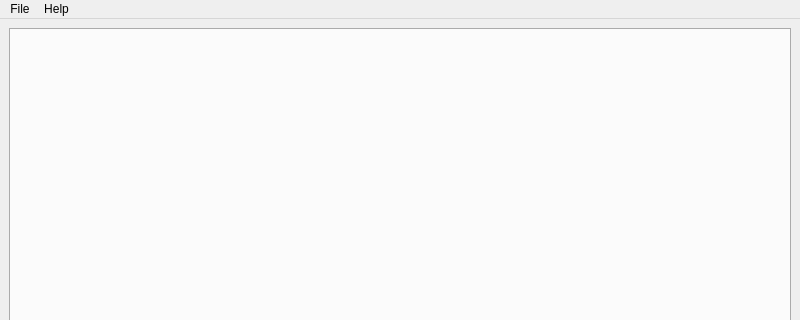
Before: the Qt Designer form app_new/mainfrm.ui in doublebyte1/app_solution, drawn with Qt 5; both pictures show x 0 to 800 and y 0 to 320 of the 800 by 600 pixel window.
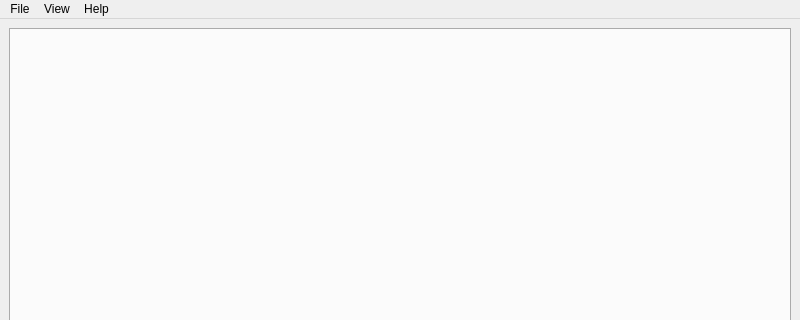
After: the same form once the commit is applied. Icons and pictures are not drawn.

```diff
--- a/app_new/mainfrm.ui
+++ b/app_new/mainfrm.ui
@@ -49,10 +49,15 @@
     </property>
     <addaction name="actionAbout"/>
     <addaction name="actionAbout_this_project"/>
-    <addaction name="separator"/>
-    <addaction name="actionAbout_Qt"/>
+   </widget>
+   <widget class="QMenu" name="menuView">
+    <property name="title">
+     <string>View</string>
+    </property>
+    <addaction name="actionReports"/>
    </widget>
    <addaction name="menuSampling_Operation"/>
+   <addaction name="menuView"/>
    <addaction name="menuHelp"/>
   </widget>
   <widget class="QStatusBar" name="statusbar"/>
```
Left out of the diff: 49 changed lines with no effect on the pictures.
